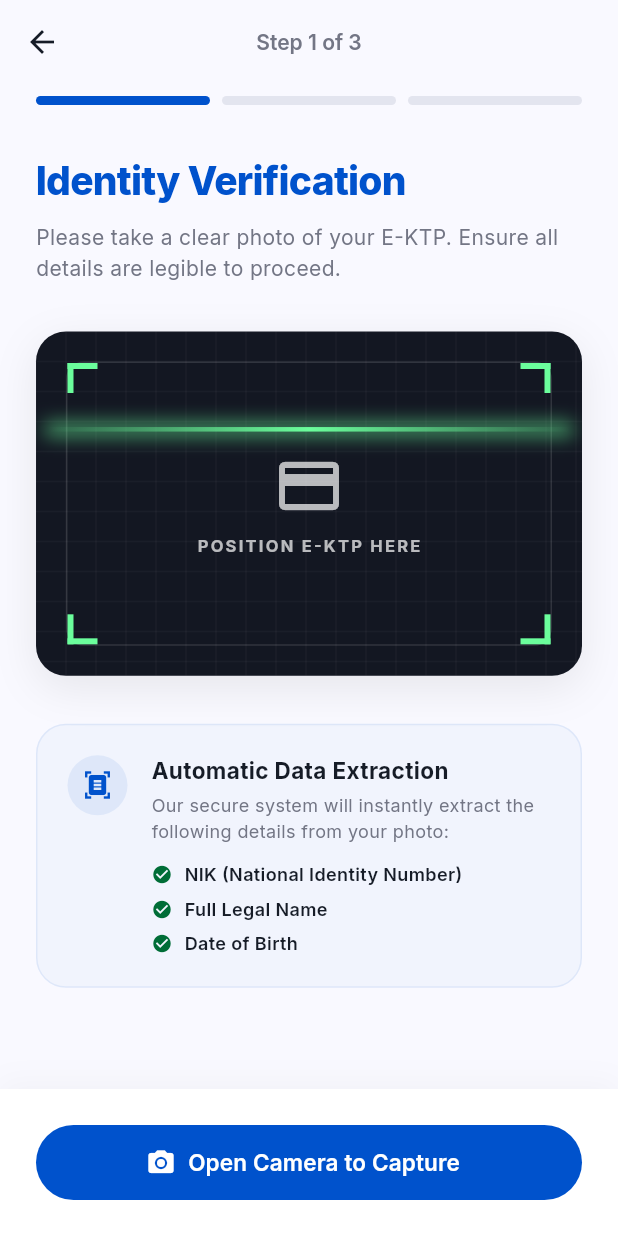
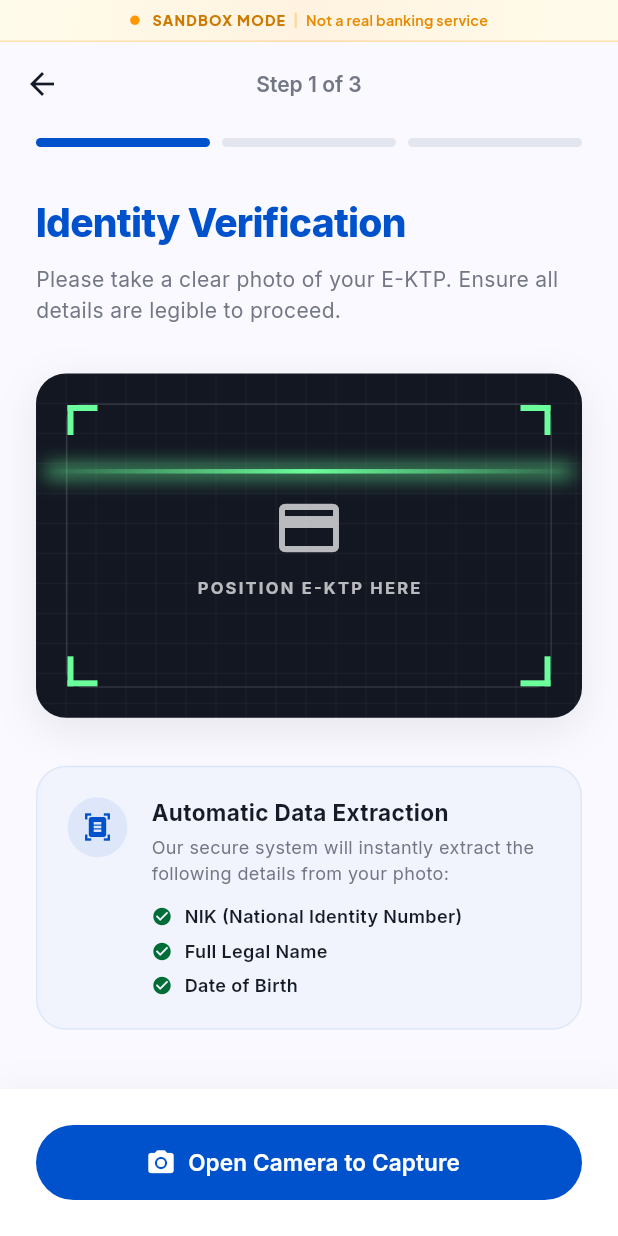
Before and after one commit to faisalaffan/banksatu, a Flutter app: the screen it shows after launch, after a tap on "Buka Rekening", on a phone screen of 412 x 824 dp. Run offline on Flutter 3.47's test engine with Material 3 defaults, Android fonts, the phone set to English and light mode, and no system bars; our stand-ins replace dio, flutter_bloc, flutter_secure_storage, freezed_annotation, get_it, go_router and 1 more.

Commit message:
feat(sandbox): redesign SandboxBanner with premium Cupertino glassmorphism, pulse animation, and resolve status bar blackout and content overlapping

```diff
--- /dev/null
+++ b/mobile/lib/core/widgets/sandbox_banner.dart
@@ -0,0 +1,139 @@
+import 'dart:ui';
+import 'package:flutter/cupertino.dart';
+import 'package:google_fonts/google_fonts.dart';
+
+class SandboxBanner extends StatefulWidget {
+  const SandboxBanner({super.key});
+
+  @override
+  State<SandboxBanner> createState() => _SandboxBannerState();
+}
+
+class _SandboxBannerState extends State<SandboxBanner>
+    with SingleTickerProviderStateMixin {
+  late AnimationController _pulseController;
+  late Animation<double> _pulseAnimation;
+
+  @override
+  void initState() {
+    super.initState();
+    _pulseController = AnimationController(
+      vsync: this,
+      duration: const Duration(milliseconds: 1800),
+    )..repeat(reverse: false);
+
+    _pulseAnimation = Tween<double>(
+      begin: 0.0,
+      end: 1.0,
+    ).animate(CurvedAnimation(parent: _pulseController, curve: Curves.easeOut));
+  }
+
+  @override
+  void dispose() {
+    _pulseController.dispose();
+    super.dispose();
+  }
+
+  @override
+  Widget build(BuildContext context) {
+    // Elegant Apple Orange (0xFFFF9500) and Apple Yellow (0xFFFFCC00)
+    const orangeColor = Color(0xFFFF9500);
+    const yellowColor = Color(0xFFFFCC00);
+
+    return DefaultTextStyle(
+      style: const TextStyle(decoration: TextDecoration.none),
+      child: ClipRect(
+        child: BackdropFilter(
+          filter: ImageFilter.blur(sigmaX: 8.0, sigmaY: 8.0),
+          child: Container(
+            height: 28.0,
+            width: double.infinity,
+            decoration: BoxDecoration(
+              gradient: LinearGradient(
+                colors: [
+                  yellowColor.withOpacity(0.08),
+                  orangeColor.withOpacity(0.12),
+                  yellowColor.withOpacity(0.08),
+                ],
+                begin: Alignment.topLeft,
+                end: Alignment.bottomRight,
+              ),
+              border: Border(
+                bottom: BorderSide(
+                  color: orangeColor.withOpacity(0.25),
+                  width: 1.0,
+                ),
+              ),
+            ),
+            alignment: Alignment.center,
+            child: Row(
+              mainAxisAlignment: MainAxisAlignment.center,
+              children: [
+                // Pulsing Glowing Dot
+                Stack(
+                  alignment: Alignment.center,
+                  children: [
+                    // Animated Ripple Circle
+                    AnimatedBuilder(
+                      animation: _pulseAnimation,
+                      builder: (context, child) {
+                        return Opacity(
+                          opacity: 1.0 - _pulseAnimation.value,
+                          child: Container(
+                            width: 6.0 + (_pulseAnimation.value * 14.0),
+                            height: 6.0 + (_pulseAnimation.value * 14.0),
+                            decoration: BoxDecoration(
+                              shape: BoxShape.circle,
+                              color: orangeColor.withOpacity(0.4),
+                            ),
+                          ),
+                        );
+                      },
+                    ),
+                    // Core Solid Dot
+                    Container(
+                      width: 6.0,
+                      height: 6.0,
+                      decoration: const BoxDecoration(
+                        shape: BoxShape.circle,
+                        color: orangeColor,
+                      ),
+                    ),
+                  ],
+                ),
+                const SizedBox(width: 8),
+
+                // Sandbox Text
+                Text(
+                  'SANDBOX MODE',
+                  style: GoogleFonts.plusJakartaSans(
+                    fontSize: 9.5,
+                    fontWeight: FontWeight.w800,
+                    color: const Color(0xFFCC7A00),
+                    letterSpacing: 0.8,
+                  ),
+                ),
+                const SizedBox(width: 6),
+                Container(
+                  width: 1.5,
+                  height: 10,
+                  color: orangeColor.withOpacity(0.3),
+                ),
+                const SizedBox(width: 6),
+                Text(
+                  'Not a real banking service',
+                  style: GoogleFonts.plusJakartaSans(
+                    fontSize: 9.5,
+                    fontWeight: FontWeight.w600,
+                    color: const Color(0xFFE68A00),
+                    letterSpacing: 0.2,
+                  ),
+                ),
+              ],
+            ),
+          ),
+        ),
+      ),
+    );
+  }
+}
--- a/mobile/lib/main.dart
+++ b/mobile/lib/main.dart
@@ -9,6 +9,7 @@ import 'package:simulator/features/security/bloc/security_bloc.dart';
 import 'package:simulator/features/subscriptions/bloc/subscription_bloc.dart';
 import 'package:simulator/features/syariah/bloc/syariah_bloc.dart';
 import 'package:simulator/features/future_rails/bloc/future_rails_bloc.dart';
+import 'package:simulator/core/widgets/sandbox_banner.dart';
 import 'package:simulator/features/auth/presentation/session_timeout_manager.dart';
 
 void main() async {
@@ -47,7 +48,26 @@ class MyApp extends StatelessWidget {
         routerConfig: appRouter,
         debugShowCheckedModeBanner: false,
         builder: (context, child) {
-          return SessionTimeoutManager(child: child!);
+          final originalPadding = MediaQuery.of(context).padding;
+          return SessionTimeoutManager(
+            child: Container(
+              color:
+                  Colors.white, // Prevents blackouts behind system status bar
+              child: Column(
+                children: [
+                  const SafeArea(bottom: false, child: SandboxBanner()),
+                  Expanded(
+                    child: MediaQuery(
+                      data: MediaQuery.of(
+                        context,
+                      ).copyWith(padding: originalPadding.copyWith(top: 0)),
+                      child: child!,
+                    ),
+                  ),
+                ],
+              ),
+            ),
+          );
         },
       ),
     );
```
Also changed, not shown: mobile/pubspec.yaml (+11 -65 lines), mobile/assets/icon.png (added), mobile/pubspec.lock, 31 other files.
